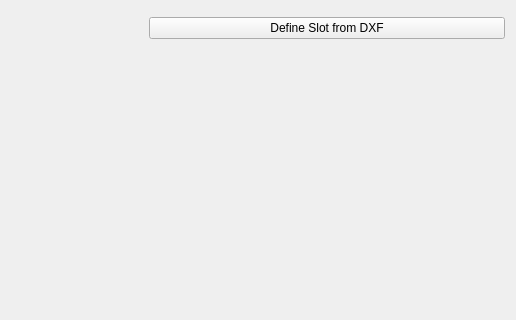
First picture: the form in pyleecan/GUI/Dialog/DMachineSetup/SWSlot/PWSlotUD/PWSlotUD.ui, repository Eomys/pyleecan, before the edit; both pictures show x 224 to 740 and y 0 to 320 of the 740 by 440 pixel window.
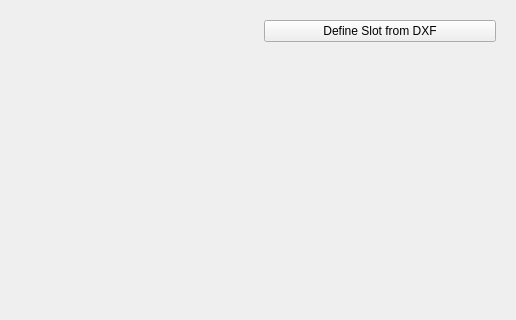
Second picture: the form after the edit. Custom widgets are drawn as their Qt base class.

Commit message: [CO] New schematics for slots winding

Patch:
```diff
--- a/pyleecan/GUI/Dialog/DMachineSetup/SWSlot/PWSlotUD/PWSlotUD.ui
+++ b/pyleecan/GUI/Dialog/DMachineSetup/SWSlot/PWSlotUD/PWSlotUD.ui
@@ -30,7 +30,27 @@
     <widget class="MPLCanvas2" name="w_viewer" native="true"/>
    </item>
    <item>
+    <widget class="QWidget" name="widget" native="true">
+     <property name="minimumSize">
+      <size>
+       <width>250</width>
+       <height>0</height>
+      </size>
+     </property>
+     <property name="maximumSize">
+      <size>
+       <width>250</width>
+       <height>16777215</height>
+      </size>
+     </property>
     <layout class="QVBoxLayout" name="verticalLayout">
+      <item>
+       <widget class="QPushButton" name="b_dxf">
+        <property name="text">
+         <string>Define Slot from DXF</string>
+        </property>
+       </widget>
+      </item>
      <item>
       <widget class="WPathSelector" name="w_path_json" native="true">
        <property name="sizePolicy">
@@ -41,13 +61,6 @@
        </property>
       </widget>
      </item>
-     <item>
-      <widget class="QPushButton" name="b_dxf">
-       <property name="text">
-        <string>Define Slot from DXF</string>
-       </property>
-      </widget>
-     </item>
      <item>
       <spacer name="verticalSpacer">
        <property name="orientation">
@@ -65,10 +78,17 @@
       <widget class="WWSlotOut" name="w_out" native="true"/>
      </item>
     </layout>
+    </widget>
    </item>
   </layout>
  </widget>
  <customwidgets>
+  <customwidget>
+   <class>WWSlotOut</class>
+   <extends>QWidget</extends>
+   <header>......GUI.Dialog.DMachineSetup.SWSlot.WWSlotOut.WWSlotOut.h</header>
+   <container>1</container>
+  </customwidget>
   <customwidget>
    <class>WPathSelector</class>
    <extends>QWidget</extends>
@@ -81,12 +101,6 @@
    <header>......GUI.Tools.MPLCanvas</header>
    <container>1</container>
   </customwidget>
-  <customwidget>
-   <class>WWSlotOut</class>
-   <extends>QWidget</extends>
-   <header>......GUI.Dialog.DMachineSetup.SWSlot.WWSlotOut.WWSlotOut.h</header>
-   <container>1</container>
-  </customwidget>
  </customwidgets>
  <resources>
   <include location="../../../../Resources/pyleecan.qrc"/>
```
Lines whose indentation alone changed are shown as unchanged. The commit also changes 73 other files.
